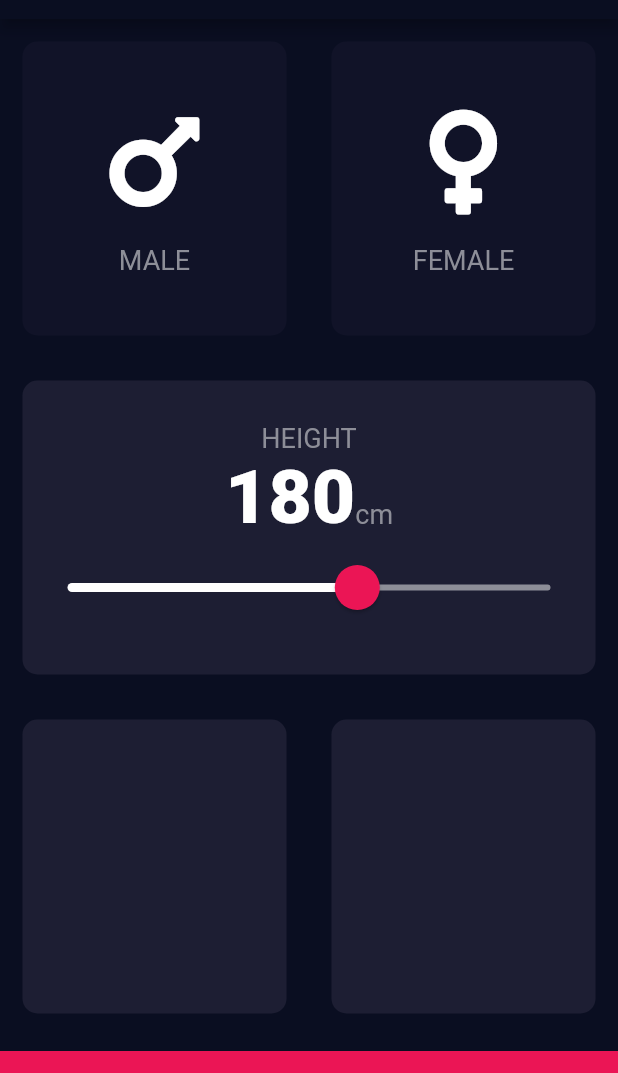
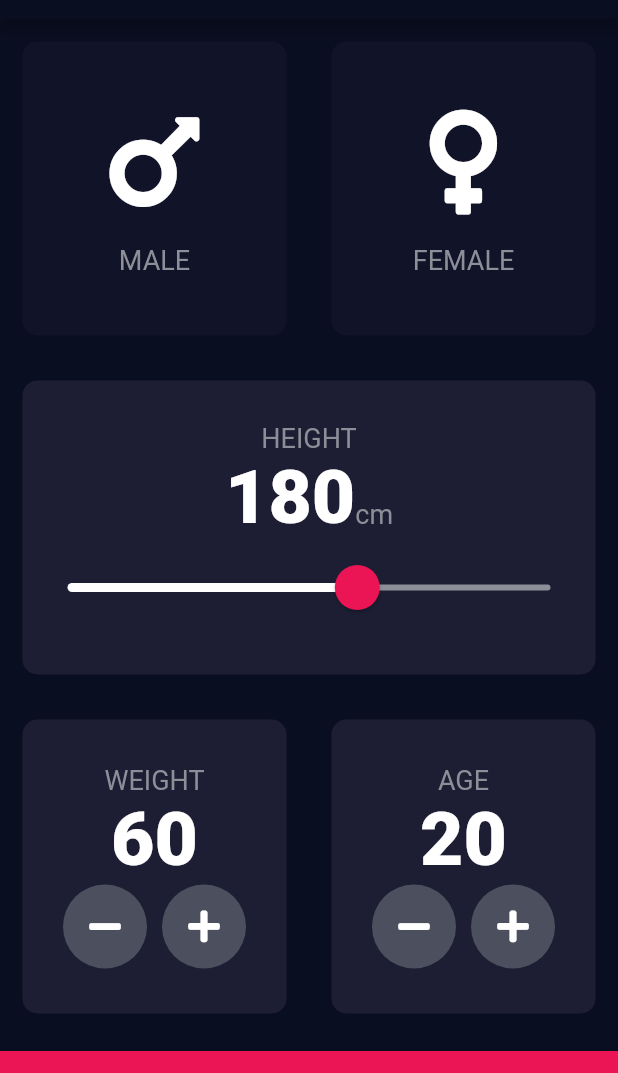
Before and after one commit to ritwik-ghosh153/bmi-calculator-flutter, a Flutter app: the screen it shows after launch, on a phone screen of 412 x 824 dp, the part 65-1138 px from its top. Run offline on Flutter 3.47's test engine with Material 2 defaults, Android fonts, the phone set to English and light mode, and no system bars; our stand-ins replace font_awesome_flutter.

Commit message:
First page UI

```diff
--- a/lib/input_page.dart
+++ b/lib/input_page.dart
@@ -15,6 +15,8 @@ class InputPage extends StatefulWidget {
 class _InputPageState extends State<InputPage> {
 
   int height=180;
+  int weight=60;
+  int age=20;
   Gender selectedGender;
 
   @override
@@ -112,11 +114,79 @@ class _InputPageState extends State<InputPage> {
               children: <Widget>[
                 Expanded(
                   child: ReusableCard(
+                    cardChild: Column(
+                      mainAxisAlignment: MainAxisAlignment.center,
+                      children: <Widget>[
+                        Text('WEIGHT',style: kLabelTextStyle,),
+                        Text(weight.toString(),
+                        style: kNumberTextStyle,
+                        ),
+                        Row(
+                          mainAxisAlignment: MainAxisAlignment.center,
+                          children: <Widget>[
+                            RoundIconButton(
+                              icon: FontAwesomeIcons.minus,
+                              onPressed: (){
+                                if(weight>0)
+                                setState(() {
+                                  weight--;
+                                });
+                              },
+                            ),
+                            SizedBox(
+                              width: 10.0,
+                            ),
+                            RoundIconButton(
+                              icon: FontAwesomeIcons.plus,
+                              onPressed: (){
+                                setState(() {
+                                  weight++;
+                                });
+                              },
+                            ),
+                          ],
+                        )
+                      ],
+                    ),
                     colour: kActiveCardColour,
                   ),
                 ),
                 Expanded(
                   child: ReusableCard(
+                    cardChild: Column(
+                      mainAxisAlignment: MainAxisAlignment.center,
+                      children: <Widget>[
+                        Text('AGE',style: kLabelTextStyle,),
+                        Text(age.toString(),
+                          style: kNumberTextStyle,
+                        ),
+                        Row(
+                          mainAxisAlignment: MainAxisAlignment.center,
+                          children: <Widget>[
+                            RoundIconButton(
+                              icon: FontAwesomeIcons.minus,
+                              onPressed: (){
+                                if(age>0)
+                                  setState(() {
+                                    age--;
+                                  });
+                              },
+                            ),
+                            SizedBox(
+                              width: 10.0,
+                            ),
+                            RoundIconButton(
+                              icon: FontAwesomeIcons.plus,
+                              onPressed: (){
+                                setState(() {
+                                  age++;
+                                });
+                              },
+                            ),
+                          ],
+                        )
+                      ],
+                    ),
                     colour: kActiveCardColour,
                   ),
                 ),
@@ -136,3 +206,25 @@ class _InputPageState extends State<InputPage> {
     );
   }
 }
+
+
+class RoundIconButton extends StatelessWidget {
+  final IconData icon;
+  final Function onPressed;
+  RoundIconButton({this.icon, this.onPressed});
+
+  @override
+  Widget build(BuildContext context) {
+    return RawMaterialButton(
+      shape: CircleBorder(),
+      onPressed: onPressed,
+      child: Icon(icon),
+      elevation: 0.0,
+      constraints: BoxConstraints.tightFor(
+        width: 56.0,
+        height: 56.0,
+      ),
+      fillColor: Color(0xFF4C4F5E) ,
+    );
+  }
+}
```
Also changed, not shown: 9 other files.
